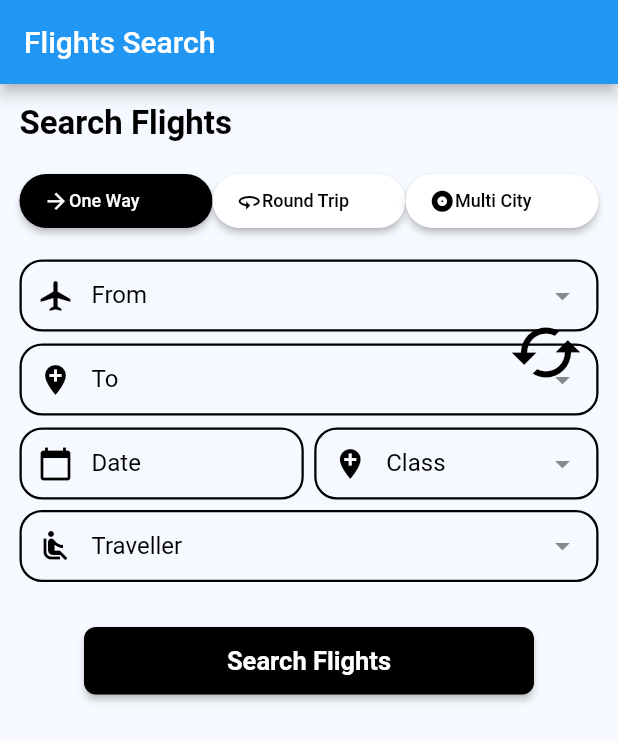
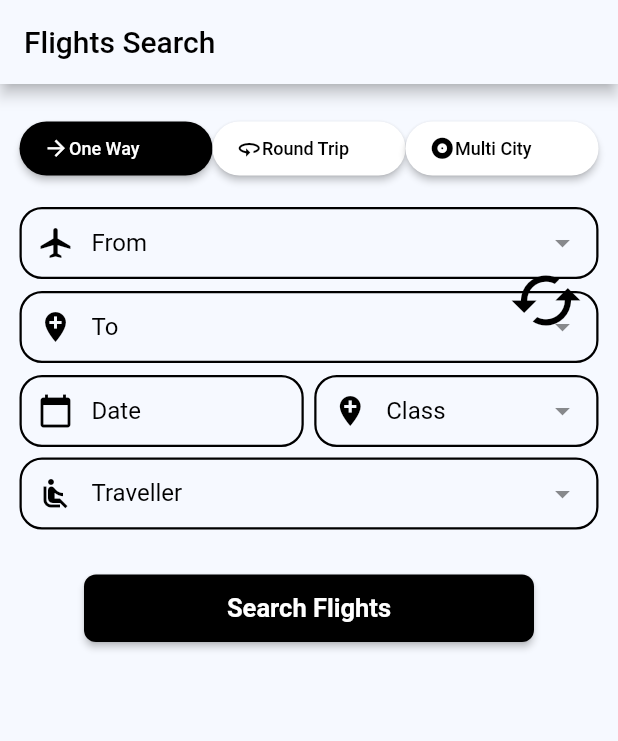
Before and after one commit to michaelosama39/flights_App, a Flutter app: the screen it shows after launch, on a phone screen of 412 x 824 dp. Shown: the top 741 px of the screen. Run offline on Flutter 3.47's test engine with Material 2 defaults, Android fonts, the phone set to English and light mode, and no system bars; drawn by our look-alikes of dropdown_search; our stand-ins replace firebase_database; accounts and stored records are empty.

Commit message:
edit appbar

```diff
--- a/lib/app_route.dart
+++ b/lib/app_route.dart
@@ -15,7 +15,7 @@ class AppRoute {
 
       case selectScreen:
         return MaterialPageRoute(
-          builder: (context) => FlightsSelect(),
+          builder: (context) => FlightsSelect(flights_select: '',),
         );
 
       case detailsScreen:
--- a/lib/flights_search/presentation/screen/flights_search.dart
+++ b/lib/flights_search/presentation/screen/flights_search.dart
@@ -1,7 +1,6 @@
 import 'package:dropdown_search/dropdown_search.dart';
 import 'package:firebase_database/firebase_database.dart';
 import 'package:flights_app/bussiness_logic/conestants/my_colors.dart';
-import 'package:flights_app/flights_search/presentation/widgets/app_bar.dart';
 import 'package:flights_app/flights_search/presentation/widgets/dropdown_search_flight.dart';
 import 'package:flights_app/flights_search/presentation/widgets/raised_button_of_show.dart';
 import 'package:flights_app/flights_search/presentation/widgets/text_field_of_date.dart';
@@ -51,7 +50,7 @@ class _FlightsSearchState extends State<FlightsSearch> {
 
   searchFlights() {
     Navigator.of(context).push(
-      MaterialPageRoute(builder: (context) => FlightsSelect()),
+      MaterialPageRoute(builder: (context) => FlightsSelect(flights_select: '$value_of_From-$value_of_To',)),
     );
   }
 
@@ -59,24 +58,16 @@ class _FlightsSearchState extends State<FlightsSearch> {
   Widget build(BuildContext context) {
     return Scaffold(
       backgroundColor: MyColors.mybackgroud,
-      appBar: AppBarProject("Flights Search"),
+      appBar: AppBar(
+        title: Text('Flights Search' , style: TextStyle(color: Colors.black),),
+        backgroundColor: MyColors.mybackgroud,
+      ),
       body: Padding(
         padding: const EdgeInsets.all(13.0),
         child: Column(
           children: [
-            Container(
-              alignment: Alignment.centerLeft,
-              child: Text(
-                'Search Flights',
-                style: TextStyle(
-                  color: Colors.black,
-                  fontSize: 22,
-                  fontWeight: FontWeight.bold,
-                ),
-              ),
-            ),
             SizedBox(
-              height: 15,
+              height: 6,
             ),
             Row(
               mainAxisAlignment: MainAxisAlignment.spaceBetween,
--- a/lib/flights_search/presentation/widgets/app_bar.dart
+++ /dev/null
@@ -1,7 +0,0 @@
-import 'package:flutter/material.dart';
-
-AppBar AppBarProject(String title){
-  return AppBar(
-    title: Text(title),
-  );
-}
```
Also changed, not shown: lib/flights_select/presentation/screen/flights_select.dart (+6 -15 lines).
